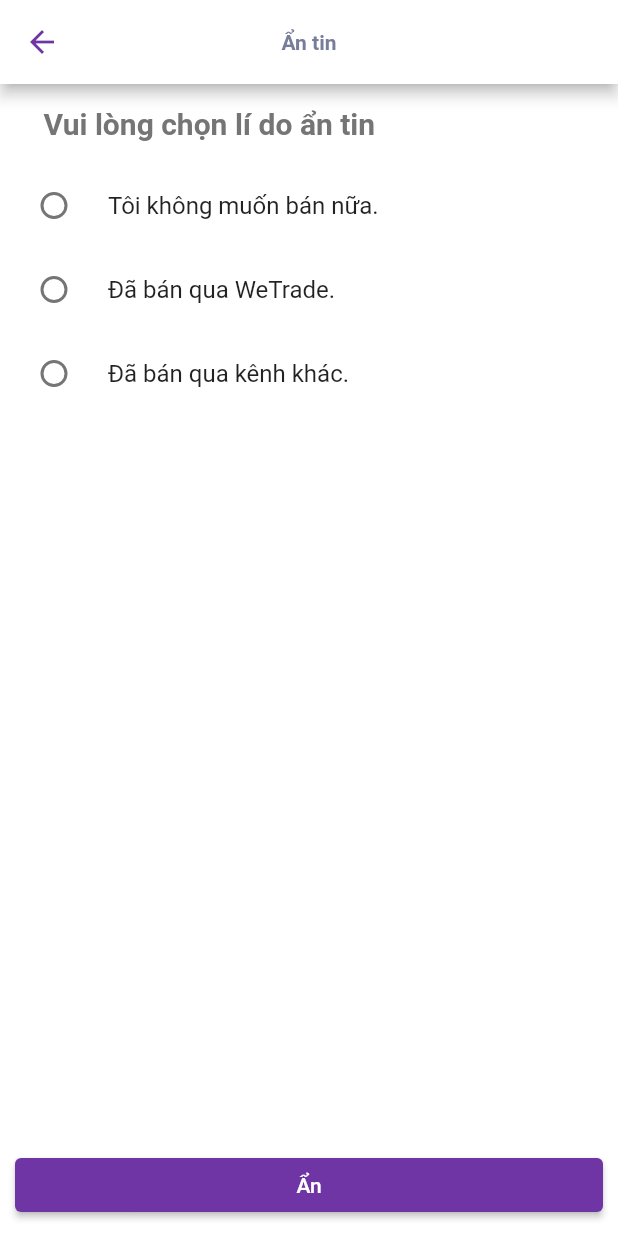
After one commit to we-trade-graduation-team/we-trade, a Flutter app: the HidePostScreen screen opened by its route, on a phone screen of 412 x 824 dp. The commit adds this screen. Run offline on Flutter 3.47's test engine with Material 2 defaults, Android fonts, the phone set to English and light mode, and no system bars; our stand-ins replace flutter_rating_bar, flutter_svg, group_button.

Commit message:
ui hide_post_screen

```diff
--- a/lib/app.dart
+++ b/lib/app.dart
@@ -3,6 +3,7 @@ import 'package:we_trade/screens/category/category.dart';
 import 'package:we_trade/screens/follow/follow_screen.dart';
 import 'package:we_trade/screens/myrate/my_rate_screen.dart';
 import 'package:we_trade/screens/notification/notification_screen.dart';
+import 'package:we_trade/screens/post_management/hide_post_screen.dart';
 import 'package:we_trade/screens/post_management/post_management_screen.dart';
 import 'package:we_trade/screens/report/build_report_screen.dart';
 import 'package:we_trade/screens/report/report_screen.dart';
@@ -36,6 +37,7 @@ class MyApp extends StatelessWidget {
         MyRateScreen.routeName: (ctx) => MyRateScreen(),
         PostManagementScreen.routeName: (ctx) => PostManagementScreen(),
         TradingHistoryScreen.routeName: (ctx)=>TradingHistoryScreen(),
+        HidePostScreen.routeName: (ctx)=> HidePostScreen(),
       },
     );
   }
--- /dev/null
+++ b/lib/screens/post_management/hide_post_screen.dart
@@ -0,0 +1,118 @@
+import 'package:flutter/material.dart';
+import 'package:we_trade/configs/constants/color.dart';
+
+enum HidePostReasonValue {
+  StopTrading,
+  TradedViaWeTrade,
+  TradeViaOtherChannel,
+}
+
+class Reason {
+  String title;
+  HidePostReasonValue value;
+  Reason({
+    required this.title,
+    required this.value,
+  });
+  static List<Reason> getReasons() {
+    return <Reason>[
+      Reason(
+          title: 'Tôi không muốn bán nữa.',
+          value: HidePostReasonValue.StopTrading),
+      Reason(
+          title: 'Đã bán qua WeTrade.',
+          value: HidePostReasonValue.TradedViaWeTrade),
+      Reason(
+          title: 'Đã bán qua kênh khác.',
+          value: HidePostReasonValue.TradeViaOtherChannel),
+    ];
+  }
+}
+
+class HidePostScreen extends StatefulWidget {
+  static const routeName = '/hidepost';
+
+  @override
+  _HidePostScreenState createState() => _HidePostScreenState();
+}
+
+class _HidePostScreenState extends State<HidePostScreen> {
+  List<Reason> reasons = [];
+  Reason selectedReason =
+      Reason(title: 'title', value: HidePostReasonValue.StopTrading);
+
+  @override
+  void initState() {
+    super.initState();
+    reasons = Reason.getReasons();
+  }
+
+  void setSelectedReason(Reason reason) {
+    setState(() {
+      selectedReason = reason;
+    });
+  }
+
+  List<Widget> buildRadioReasonList() {
+    List<Widget> widgets = [];
+    for (Reason reason in reasons) {
+      widgets.add(
+        RadioListTile(
+          title: Text(reason.title),
+          value: reason,
+          groupValue: selectedReason,
+          onChanged: (Reason? currentReason) {
+            setState(() {
+              print(currentReason!.title);
+              setSelectedReason(currentReason!);
+            });
+          },
+          selected: selectedReason == reason,
+        ),
+      );
+    }
+    return widgets;
+  }
+
+  @override
+  Widget build(BuildContext context) {
+    return Scaffold(
+      appBar: AppBar(
+        title: const Text('Ẩn tin'),
+      ),
+      body: Column(
+        children: <Widget>[
+          Container(
+            margin: const EdgeInsets.symmetric(vertical: 15, horizontal: 29),
+            alignment: Alignment.bottomLeft,
+            child: const Text(
+              'Vui lòng chọn lí do ẩn tin',
+              style: TextStyle(
+                fontSize: 20,
+                fontWeight: FontWeight.bold,
+              ),
+            ),
+          ),
+          ...buildRadioReasonList(),
+        ],
+      ),
+      bottomNavigationBar: Padding(
+        padding: const EdgeInsets.all(10),
+        child: Row(
+          mainAxisAlignment: MainAxisAlignment.spaceBetween,
+          children: [
+            Expanded(
+              child: ElevatedButton(
+                onPressed: () {},
+                style: ElevatedButton.styleFrom(
+                  primary: kPrimaryColor,
+                ),
+                child: const Text('Ẩn'),
+              ),
+            ),
+          ],
+        ),
+      ),
+    );
+  }
+}
```
